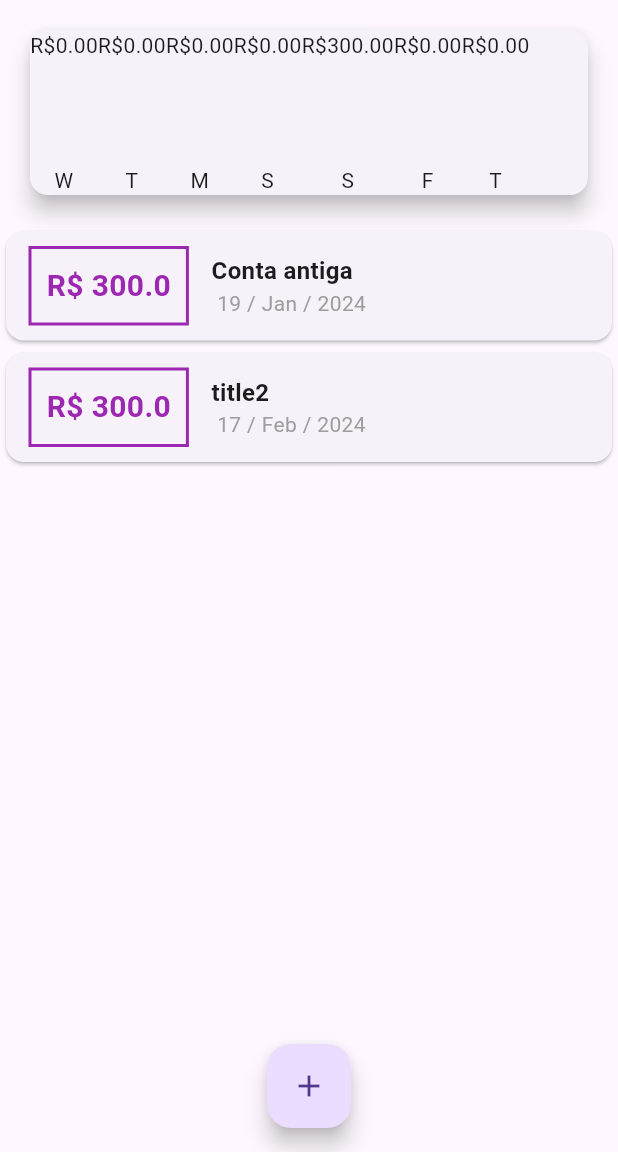
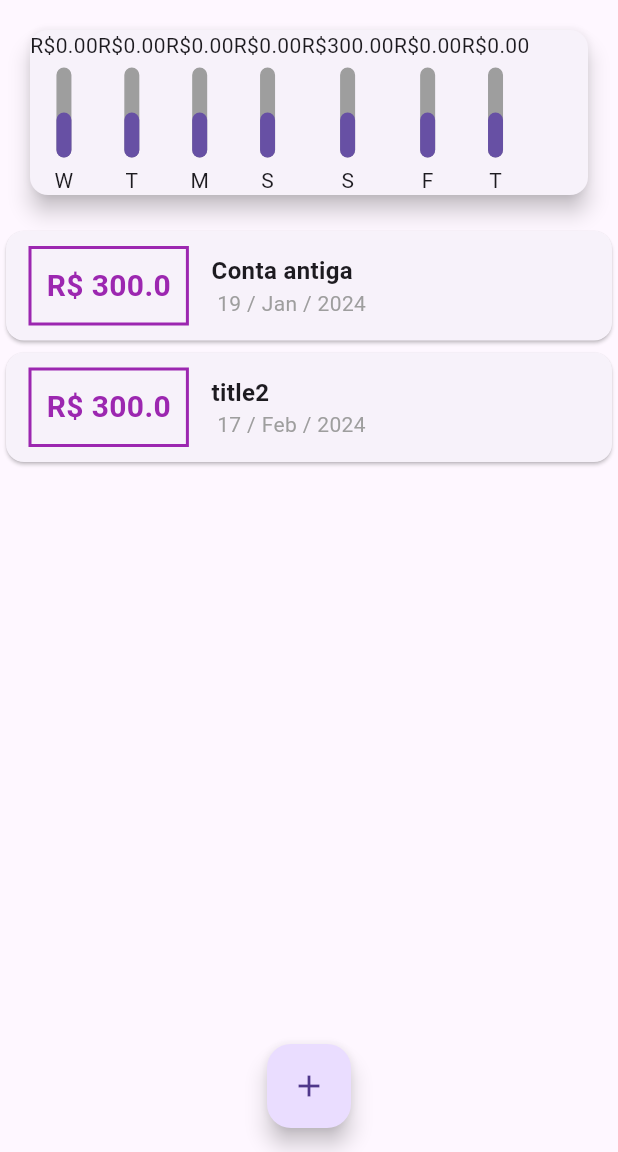
Before and after one commit to danillohss/flutter_expenses, a Flutter app: the screen it shows after launch, on a phone screen of 412 x 824 dp, the part 84-1236 px from its top. Run offline on Flutter 3.47's test engine with Material 3 defaults, Android fonts, the phone set to English and light mode, and no system bars.

Commit message:
Ajustes na porcentagem dos valores

```diff
--- a/lib/components/chart.dart
+++ b/lib/components/chart.dart
@@ -40,7 +40,7 @@ class Chart extends StatelessWidget {
           return ChartBar(
             label: tr['day'] as String,
             value: tr['value'] as double,
-            percentage: 0,
+            percentage: 0.5 ,
           );
         }).toList(),
       ),
--- a/lib/components/chart_bar.dart
+++ b/lib/components/chart_bar.dart
@@ -18,10 +18,31 @@ class ChartBar extends StatelessWidget {
       children: [
         Text('R\$${value!.toStringAsFixed(2)}'),
         const SizedBox(height: 5),
-        const SizedBox(
+        SizedBox(
           height: 60,
           width: 10,
-          child: null,
+          child: Stack(
+            alignment: Alignment.bottomCenter,
+            children: <Widget>[
+              Container(
+                decoration: BoxDecoration(
+                    border: Border.all(
+                      color: Colors.grey,
+                      width: 1,
+                    ),
+                    color: Colors.grey,
+                    borderRadius: BorderRadius.circular(5)),
+              ),
+              FractionallySizedBox(
+                heightFactor: percentage,
+                child: Container(
+                  decoration: BoxDecoration(
+                      color: Theme.of(context).primaryColor,
+                      borderRadius: BorderRadius.circular(5)),
+                ),
+              ),
+            ],
+          ),
         ),
         const SizedBox(height: 5),
         Text(label!),
```
